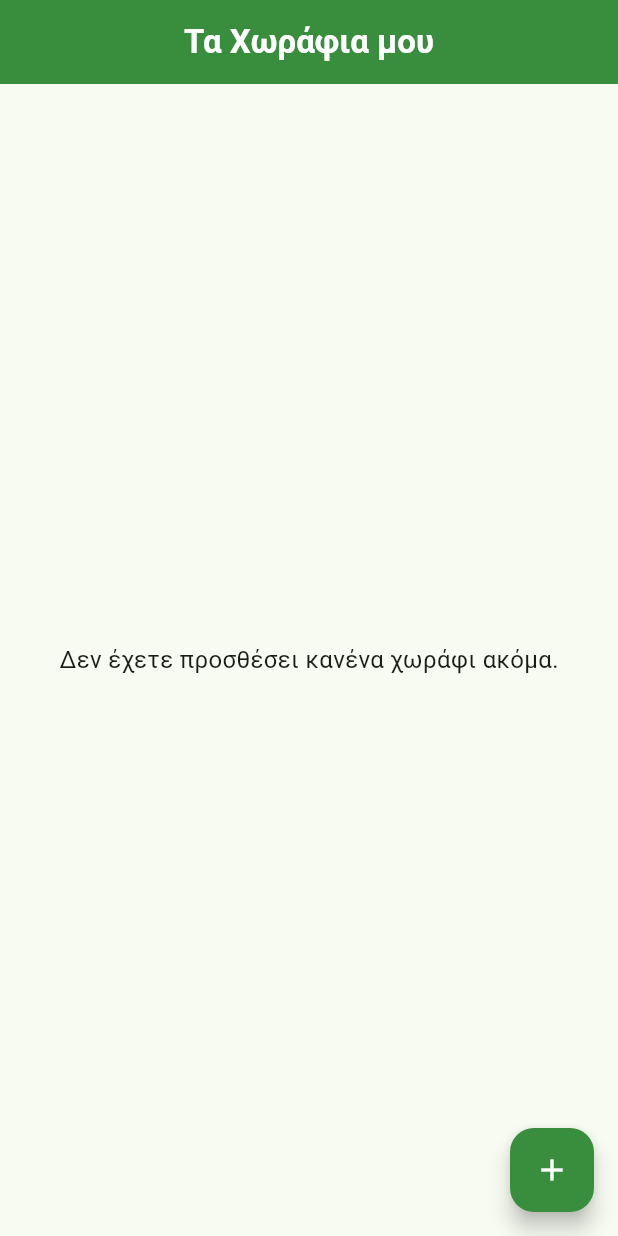
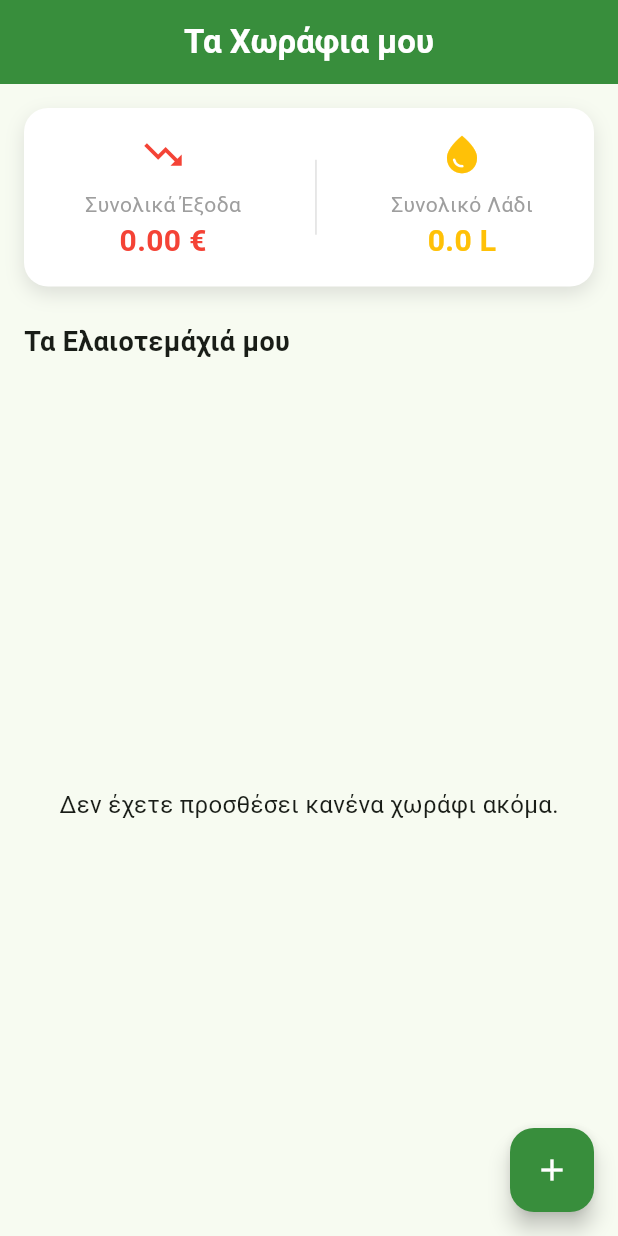
Before and after one commit to JohnBarbounis/ptuxiaki, a Flutter app: the screen it shows after launch, on a phone screen of 412 x 824 dp. Run offline on Flutter 3.47's test engine with Material 3 defaults, Android fonts, the phone set to English and light mode, and no system bars; our stand-ins replace flutter_map, geolocator, latlong2, sqflite; accounts and stored records are empty.

Commit message:
sunolika eksoda

```diff
--- a/olive_manager/lib/screens/home_screen.dart
+++ b/olive_manager/lib/screens/home_screen.dart
@@ -16,6 +16,10 @@ class _HomeScreenState extends State<HomeScreen> {
   List<OliveGrove> myGroves = [];
   bool isLoading = false; // Μεταβλητή για να δείχνουμε ένα "κυκλάκι" φόρτωσης
 
+  // ΝΕΕΣ ΜΕΤΑΒΛΗΤΕΣ ΓΙΑ ΤΑ ΣΤΑΤΙΣΤΙΚΑ
+  double totalAppExpenses = 0.0;
+  double totalAppOil = 0.0;
+
   @override
   void initState() {
     super.initState();
@@ -26,8 +30,11 @@ class _HomeScreenState extends State<HomeScreen> {
   Future<void> _refreshGroves() async {
     setState(() => isLoading = true);
 
-    // Ζητάμε από τη βάση όλα τα χωράφια
     myGroves = await DatabaseHelper.instance.getAllGroves();
+
+    // ΝΕΟ: Ζητάμε από τη βάση τα συνολικά νούμερα
+    totalAppExpenses = await DatabaseHelper.instance.getTotalExpenses();
+    totalAppOil = await DatabaseHelper.instance.getTotalOilProduction();
 
     setState(() => isLoading = false);
   }
@@ -54,10 +61,101 @@ class _HomeScreenState extends State<HomeScreen> {
         backgroundColor: Colors.green[700],
         centerTitle: true,
       ),
-      // Αν φορτώνει, δείξε κυκλάκι. Αλλιώς, αν είναι άδεια δείξε μήνυμα, αλλιώς τη λίστα.
+      // Το νέο body με το Dashboard
       body: isLoading
           ? const Center(child: CircularProgressIndicator(color: Colors.green))
-          : myGroves.isEmpty
+          : Column(
+              children: [
+                // ---- ΤΟ ΝΕΟ DASHBOARD (ΠΙΝΑΚΑΣ ΕΛΕΓΧΟΥ) ----
+                Container(
+                  margin: const EdgeInsets.all(16),
+                  padding: const EdgeInsets.all(16),
+                  decoration: BoxDecoration(
+                    color: Colors.white,
+                    borderRadius: BorderRadius.circular(16),
+                    boxShadow: [
+                      BoxShadow(
+                        color: Colors.grey.withOpacity(0.3),
+                        blurRadius: 10,
+                        offset: const Offset(0, 5),
+                      ),
+                    ],
+                  ),
+                  child: Row(
+                    mainAxisAlignment: MainAxisAlignment.spaceAround,
+                    children: [
+                      // Στήλη Εξόδων
+                      Column(
+                        children: [
+                          const Icon(
+                            Icons.trending_down,
+                            color: Colors.red,
+                            size: 30,
+                          ),
+                          const SizedBox(height: 8),
+                          const Text(
+                            'Συνολικά Έξοδα',
+                            style: TextStyle(color: Colors.grey, fontSize: 14),
+                          ),
+                          Text(
+                            '${totalAppExpenses.toStringAsFixed(2)} €',
+                            style: const TextStyle(
+                              fontWeight: FontWeight.bold,
+                              fontSize: 20,
+                              color: Colors.red,
+                            ),
+                          ),
+                        ],
+                      ),
+                      // Μια κάθετη γραμμή στη μέση
+                      Container(height: 50, width: 1, color: Colors.grey[300]),
+                      // Στήλη Παραγωγής
+                      Column(
+                        children: [
+                          const Icon(
+                            Icons.water_drop,
+                            color: Colors.amber,
+                            size: 30,
+                          ),
+                          const SizedBox(height: 8),
+                          const Text(
+                            'Συνολικό Λάδι',
+                            style: TextStyle(color: Colors.grey, fontSize: 14),
+                          ),
+                          Text(
+                            '${totalAppOil.toStringAsFixed(1)} L',
+                            style: const TextStyle(
+                              fontWeight: FontWeight.bold,
+                              fontSize: 20,
+                              color: Colors.amber,
+                            ),
+                          ),
+                        ],
+                      ),
+                    ],
+                  ),
+                ),
+
+                const Padding(
+                  padding: EdgeInsets.symmetric(
+                    horizontal: 16.0,
+                    vertical: 8.0,
+                  ),
+                  child: Align(
+                    alignment: Alignment.centerLeft,
+                    child: Text(
+                      'Τα Ελαιοτεμάχιά μου',
+                      style: TextStyle(
+                        fontSize: 18,
+                        fontWeight: FontWeight.bold,
+                      ),
+                    ),
+                  ),
+                ),
+
+                // ---- Η ΛΙΣΤΑ ΜΕ ΤΑ ΧΩΡΑΦΙΑ (όπως την είχαμε) ----
+                Expanded(
+                  child: myGroves.isEmpty
                       ? const Center(
                           child: Text(
                             'Δεν έχετε προσθέσει κανένα χωράφι ακόμα.',
@@ -69,25 +167,20 @@ class _HomeScreenState extends State<HomeScreen> {
                           itemBuilder: (context, index) {
                             final grove = myGroves[index];
                             return Dismissible(
-                  // Το κλειδί πρέπει να είναι μοναδικό για κάθε στοιχείο
                               key: Key(grove.id),
-
-                  // Κατεύθυνση: από δεξιά προς τα αριστερά
                               direction: DismissDirection.endToStart,
-
-                  // Το κόκκινο φόντο με τον κάδο
                               background: Container(
                                 color: Colors.red,
                                 alignment: Alignment.centerRight,
-                    padding: const EdgeInsets.symmetric(horizontal: 20),
+                                padding: const EdgeInsets.symmetric(
+                                  horizontal: 20,
+                                ),
                                 child: const Icon(
                                   Icons.delete,
                                   color: Colors.white,
                                   size: 30,
                                 ),
                               ),
-
-                  // Παράθυρο επιβεβαίωσης με προειδοποίηση!
                               confirmDismiss: (direction) async {
                                 return await showDialog(
                                   context: context,
@@ -95,15 +188,17 @@ class _HomeScreenState extends State<HomeScreen> {
                                     return AlertDialog(
                                       title: const Text("Διαγραφή Χωραφιού"),
                                       content: const Text(
-                            "Είστε σίγουροι; Η διαγραφή του χωραφιού θα διαγράψει οριστικά ΚΑΙ ΟΛΕΣ τις εργασίες που έχετε καταχωρήσει σε αυτό!",
+                                        "Είστε σίγουροι; Η διαγραφή του χωραφιού θα διαγράψει οριστικά ΚΑΙ ΟΛΕΣ τις εργασίες/συγκομιδές που έχετε καταχωρήσει σε αυτό!",
                                       ),
                                       actions: [
                                         TextButton(
-                              onPressed: () => Navigator.of(context).pop(false),
+                                          onPressed: () =>
+                                              Navigator.of(context).pop(false),
                                           child: const Text("ΑΚΥΡΩΣΗ"),
                                         ),
                                         TextButton(
-                              onPressed: () => Navigator.of(context).pop(true),
+                                          onPressed: () =>
+                                              Navigator.of(context).pop(true),
                                           child: const Text(
                                             "ΔΙΑΓΡΑΦΗ",
                                             style: TextStyle(color: Colors.red),
@@ -114,26 +209,22 @@ class _HomeScreenState extends State<HomeScreen> {
                                   },
                                 );
                               },
+                              onDismissed: (direction) async {
+                                await DatabaseHelper.instance.deleteGrove(
+                                  grove.id,
+                                );
+                                _refreshGroves(); // Ανανεώνει τη λίστα και τα νούμερα στο dashboard
 
-                  // Αν ο χρήστης πατήσει Διαγραφή
-                  onDismissed: (direction) async {
-                    // 1. Διαγραφή από τη βάση δεδομένων
-                    await DatabaseHelper.instance.deleteGrove(grove.id);
-
-                    // 2. Ανανέωση της λίστας
-                    _refreshGroves();
-
-                    // 3. Εμφάνιση μηνύματος
+                                if (mounted) {
                                   ScaffoldMessenger.of(context).showSnackBar(
                                     const SnackBar(
                                       content: Text(
-                          'Το χωράφι και οι εργασίες του διαγράφηκαν',
+                                        'Το χωράφι και τα δεδομένα του διαγράφηκαν',
                                       ),
                                     ),
                                   );
+                                }
                               },
-
-                  // Η κάρτα του χωραφιού μας όπως ήταν
                               child: Card(
                                 margin: const EdgeInsets.symmetric(
                                   horizontal: 16,
@@ -147,22 +238,32 @@ class _HomeScreenState extends State<HomeScreen> {
                                   ),
                                   title: Text(
                                     grove.name,
-                        style: const TextStyle(fontWeight: FontWeight.bold),
+                                    style: const TextStyle(
+                                      fontWeight: FontWeight.bold,
+                                    ),
                                   ),
                                   subtitle: Text('${grove.area} στρέμματα'),
-                      trailing: const Icon(Icons.arrow_forward_ios, size: 16),
-                      onTap: () {
-                        Navigator.of(context).push(
+                                  trailing: const Icon(
+                                    Icons.arrow_forward_ios,
+                                    size: 16,
+                                  ),
+                                  onTap: () async {
+                                    // Το κάναμε async ώστε μόλις γυρίσει ο χρήστης από το χωράφι να ανανεωθούν τα στατιστικά!
+                                    await Navigator.of(context).push(
                                       MaterialPageRoute(
                                         builder: (context) =>
                                             GroveDetailsScreen(grove: grove),
                                       ),
                                     );
+                                    _refreshGroves();
                                   },
                                 ),
                               ),
                             );
                           },
+                        ),
+                ),
+              ],
             ),
       floatingActionButton: FloatingActionButton(
         onPressed: _navigateToAddGrove,
```
Also changed, not shown: olive_manager/lib/services/database_helper.dart (+26 -0 lines). Lines whose indentation alone changed are shown as unchanged.
